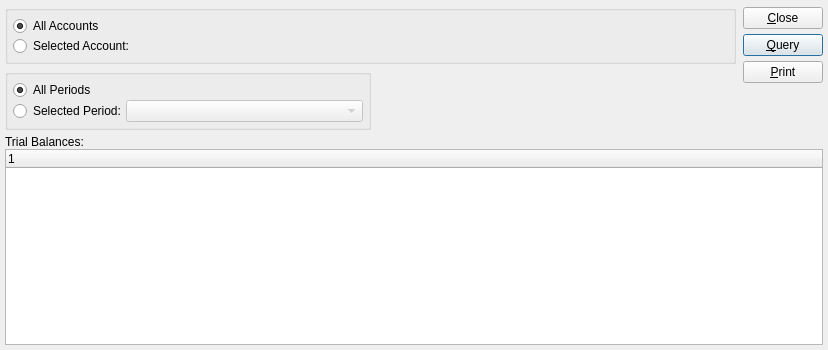
Before: the Qt Designer form guiclient/dspTrialBalances.ui in Pegasus-RPG/xtuple-client, drawn with Qt 5.
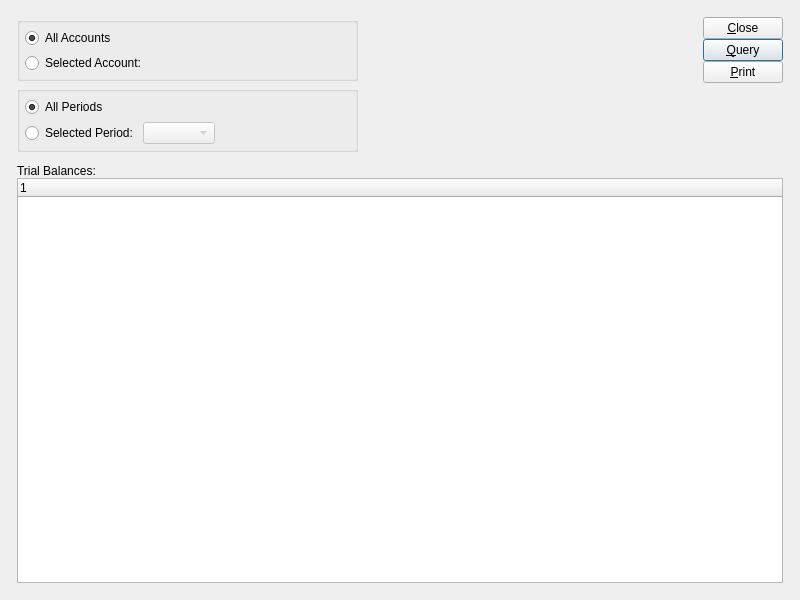
After: the same form once the commit is applied. Custom widgets are drawn as their Qt base class.

Commit message: issue #8876:  Add option for global setting for manual vs. fully automatic forward updating.  Update trial balance to do the update if applicable before selecting data.

Patch:
```diff
--- a/guiclient/dspTrialBalances.ui
+++ b/guiclient/dspTrialBalances.ui
@@ -8,49 +8,35 @@
 is available at www.xtuple.com/CPAL.  By using this software, you agree
 to be bound by its terms.</comment>
  <class>dspTrialBalances</class>
- <widget class="QWidget" name="dspTrialBalances" >
-  <property name="geometry" >
+ <widget class="QWidget" name="dspTrialBalances">
+  <property name="geometry">
    <rect>
     <x>0</x>
     <y>0</y>
-    <width>828</width>
-    <height>350</height>
+    <width>800</width>
+    <height>600</height>
    </rect>
   </property>
   <property name="windowTitle" >
    <string>Trial Balances</string>
   </property>
-   <layout class="QVBoxLayout" >
-    <item>
-     <layout class="QHBoxLayout" >
-      <property name="margin" >
-       <number>0</number>
-      </property>
-      <property name="spacing" >
-       <number>7</number>
-      </property>
+  <layout class="QGridLayout" name="gridLayout_5">
+   <item row="0" column="0">
+    <layout class="QGridLayout" name="gridLayout_4">
+     <property name="margin">
+      <number>12</number>
+     </property>
+     <property name="spacing">
+      <number>12</number>
+     </property>
+     <item row="0" column="0">
+      <layout class="QHBoxLayout" name="horizontalLayout_3">
       <item>
-       <layout class="QVBoxLayout" >
-        <property name="margin" >
-         <number>0</number>
-        </property>
-        <property name="spacing" >
-         <number>5</number>
-        </property>
+        <layout class="QVBoxLayout" name="verticalLayout">
         <item>
-         <layout class="QHBoxLayout" >
-          <property name="margin" >
-           <number>0</number>
-          </property>
-          <property name="spacing" >
-           <number>0</number>
-          </property>
-          <item>
-           <widget class="QGroupBox" name="_accountGroup" >
-            <property name="sizePolicy" >
-             <sizepolicy>
-              <hsizetype>7</hsizetype>
-              <vsizetype>5</vsizetype>
+          <widget class="QGroupBox" name="_accountGroup">
+           <property name="sizePolicy">
+            <sizepolicy hsizetype="Expanding" vsizetype="Preferred">
               <horstretch>0</horstretch>
               <verstretch>0</verstretch>
              </sizepolicy>
@@ -58,16 +44,10 @@
             <property name="title" >
              <string/>
             </property>
-            <layout class="QVBoxLayout" >
-             <property name="margin" >
-              <number>5</number>
-             </property>
-             <property name="spacing" >
-              <number>0</number>
-             </property>
-             <item>
-              <widget class="QRadioButton" name="_allAccounts" >
-               <property name="text" >
+           <layout class="QGridLayout" name="gridLayout">
+            <item row="0" column="0">
+             <widget class="QRadioButton" name="_allAccounts">
+              <property name="text">
                 <string>All Accounts</string>
                </property>
                <property name="checked" >
@@ -75,73 +55,44 @@
                </property>
               </widget>
              </item>
-             <item>
-              <layout class="QHBoxLayout" >
-               <property name="margin" >
-                <number>0</number>
-               </property>
-               <property name="spacing" >
-                <number>6</number>
-               </property>
-               <item>
-                <widget class="QRadioButton" name="_selectedAccount" >
-                 <property name="text" >
+            <item row="1" column="0">
+             <widget class="QRadioButton" name="_selectedAccount">
+              <property name="text">
                   <string>Selected Account:</string>
                  </property>
                 </widget>
                </item>
+            <item row="1" column="1">
+             <layout class="QHBoxLayout" name="horizontalLayout">
                <item>
-                <widget class="GLCluster" name="_account" >
-                 <property name="enabled" >
+               <widget class="GLCluster" name="_account">
+                <property name="enabled">
                   <bool>false</bool>
                  </property>
-                 <property name="sizePolicy" >
-                  <sizepolicy>
-                   <hsizetype>7</hsizetype>
-                   <vsizetype>5</vsizetype>
-                   <horstretch>0</horstretch>
-                   <verstretch>0</verstretch>
-                  </sizepolicy>
-                 </property>
-                </widget>
-               </item>
-              </layout>
-             </item>
-            </layout>
            </widget>
           </item>
           <item>
-           <spacer>
-            <property name="orientation" >
+               <spacer name="horizontalSpacer_2">
+                <property name="orientation">
              <enum>Qt::Horizontal</enum>
             </property>
-            <property name="sizeType" >
-             <enum>QSizePolicy::Preferred</enum>
-            </property>
-            <property name="sizeHint" >
+                <property name="sizeHint" stdset="0">
              <size>
-              <width>0</width>
-              <height>10</height>
+                  <width>40</width>
+                  <height>20</height>
              </size>
             </property>
            </spacer>
           </item>
          </layout>
         </item>
+           </layout>
+          </widget>
+         </item>
         <item>
-         <layout class="QHBoxLayout" >
-          <property name="margin" >
-           <number>0</number>
-          </property>
-          <property name="spacing" >
-           <number>0</number>
-          </property>
-          <item>
-           <widget class="QGroupBox" name="_accountGroup_2" >
-            <property name="sizePolicy" >
-             <sizepolicy>
-              <hsizetype>1</hsizetype>
-              <vsizetype>1</vsizetype>
+          <widget class="QGroupBox" name="_accountGroup_2">
+           <property name="sizePolicy">
+            <sizepolicy hsizetype="Minimum" vsizetype="Minimum">
               <horstretch>0</horstretch>
               <verstretch>0</verstretch>
              </sizepolicy>
@@ -155,16 +106,10 @@
             <property name="title" >
              <string/>
             </property>
-            <layout class="QVBoxLayout" >
-             <property name="margin" >
-              <number>5</number>
-             </property>
-             <property name="spacing" >
-              <number>0</number>
-             </property>
-             <item>
-              <widget class="QRadioButton" name="_allPeriods" >
-               <property name="text" >
+           <layout class="QGridLayout" name="gridLayout_2">
+            <item row="0" column="0">
+             <widget class="QRadioButton" name="_allPeriods">
+              <property name="text">
                 <string>All Periods</string>
                </property>
                <property name="checked" >
@@ -172,30 +117,22 @@
                </property>
               </widget>
              </item>
-             <item>
-              <layout class="QHBoxLayout" >
-               <property name="margin" >
-                <number>0</number>
-               </property>
-               <property name="spacing" >
-                <number>0</number>
-               </property>
-               <item>
-                <widget class="QRadioButton" name="_selectedPeriod" >
-                 <property name="text" >
+            <item row="1" column="0">
+             <widget class="QRadioButton" name="_selectedPeriod">
+              <property name="text">
                   <string>Selected Period:</string>
                  </property>
                 </widget>
                </item>
+            <item row="1" column="1">
+             <layout class="QHBoxLayout" name="horizontalLayout_2">
                <item>
-                <widget class="XComboBox" name="_period" >
-                 <property name="enabled" >
+               <widget class="XComboBox" name="_period">
+                <property name="enabled">
                   <bool>false</bool>
                  </property>
-                 <property name="sizePolicy" >
-                  <sizepolicy>
-                   <hsizetype>7</hsizetype>
-                   <vsizetype>0</vsizetype>
+                <property name="sizePolicy">
+                 <sizepolicy hsizetype="Preferred" vsizetype="Fixed">
                    <horstretch>0</horstretch>
                    <verstretch>0</verstretch>
                   </sizepolicy>
@@ -205,23 +142,18 @@
                  </property>
                 </widget>
                </item>
-              </layout>
-             </item>
-            </layout>
-           </widget>
-          </item>
           <item>
            <spacer>
-            <property name="orientation" >
+                <property name="orientation">
              <enum>Qt::Horizontal</enum>
             </property>
-            <property name="sizeType" >
+                <property name="sizeType">
              <enum>QSizePolicy::Expanding</enum>
             </property>
-            <property name="sizeHint" >
+                <property name="sizeHint" stdset="0">
              <size>
               <width>76</width>
-              <height>10</height>
+                  <height>17</height>
              </size>
             </property>
            </spacer>
@@ -229,33 +161,49 @@
          </layout>
         </item>
        </layout>
-      </item>
+          </widget>
+         </item>
+        </layout>
+       </item>
       <item>
-       <layout class="QVBoxLayout" >
-        <property name="margin" >
+        <spacer name="horizontalSpacer">
+         <property name="orientation">
+          <enum>Qt::Horizontal</enum>
+         </property>
+         <property name="sizeHint" stdset="0">
+          <size>
+           <width>40</width>
+           <height>20</height>
+          </size>
+         </property>
+        </spacer>
+       </item>
+       <item>
+        <layout class="QVBoxLayout">
+         <property name="spacing">
          <number>0</number>
         </property>
-        <property name="spacing" >
+         <property name="margin">
          <number>0</number>
         </property>
         <item>
-         <layout class="QVBoxLayout" >
-          <property name="margin" >
+          <layout class="QVBoxLayout">
+           <property name="spacing">
            <number>0</number>
           </property>
-          <property name="spacing" >
-           <number>5</number>
+           <property name="margin">
+            <number>0</number>
           </property>
           <item>
-           <widget class="QPushButton" name="_close" >
-            <property name="text" >
+            <widget class="QPushButton" name="_close">
+             <property name="text">
              <string>&amp;Close</string>
             </property>
            </widget>
           </item>
           <item>
-           <widget class="QPushButton" name="_query" >
-            <property name="text" >
+            <widget class="QPushButton" name="_query">
+             <property name="text">
              <string>&amp;Query</string>
             </property>
             <property name="autoDefault" >
@@ -267,8 +215,8 @@
            </widget>
           </item>
           <item>
-           <widget class="QPushButton" name="_print" >
-            <property name="text" >
+            <widget class="QPushButton" name="_print">
+             <property name="text">
              <string>&amp;Print</string>
             </property>
            </widget>
@@ -277,13 +225,13 @@
         </item>
         <item>
          <spacer>
-          <property name="orientation" >
+           <property name="orientation">
            <enum>Qt::Vertical</enum>
           </property>
-          <property name="sizeType" >
-           <enum>QSizePolicy::Preferred</enum>
-          </property>
-          <property name="sizeHint" >
+           <property name="sizeType">
+            <enum>QSizePolicy::Expanding</enum>
+           </property>
+           <property name="sizeHint" stdset="0">
            <size>
             <width>10</width>
             <height>45</height>
@@ -295,27 +243,40 @@
       </item>
      </layout>
     </item>
-    <item>
-     <layout class="QVBoxLayout" >
-      <property name="margin" >
+     <item row="1" column="0">
+      <widget class="QFrame" name="_frame">
+       <property name="sizePolicy">
+        <sizepolicy hsizetype="Preferred" vsizetype="Expanding">
+         <horstretch>0</horstretch>
+         <verstretch>1</verstretch>
+        </sizepolicy>
+       </property>
+       <property name="frameShape">
+        <enum>QFrame::NoFrame</enum>
+       </property>
+       <property name="frameShadow">
+        <enum>QFrame::Raised</enum>
+       </property>
+       <layout class="QGridLayout" name="gridLayout_3">
+        <property name="margin">
        <number>0</number>
       </property>
-      <property name="spacing" >
+        <item row="0" column="0">
+         <layout class="QVBoxLayout">
+          <property name="spacing">
        <number>0</number>
       </property>
       <item>
-       <widget class="QLabel" name="_trialbalLit" >
-        <property name="text" >
+           <widget class="QLabel" name="_trialbalLit">
+            <property name="text">
          <string>Trial Balances:</string>
         </property>
        </widget>
       </item>
       <item>
-       <widget class="XTreeWidget" name="_trialbal" >
-        <property name="sizePolicy" >
-         <sizepolicy>
-          <hsizetype>7</hsizetype>
-          <vsizetype>7</vsizetype>
+           <widget class="XTreeWidget" name="_trialbal">
+            <property name="sizePolicy">
+             <sizepolicy hsizetype="Expanding" vsizetype="Expanding">
           <horstretch>0</horstretch>
           <verstretch>0</verstretch>
          </sizepolicy>
@@ -332,7 +293,12 @@
     </item>
    </layout>
  </widget>
- <layoutdefault spacing="5" margin="5" />
+     </item>
+    </layout>
+   </item>
+  </layout>
+ </widget>
+ <layoutdefault spacing="5" margin="5"/>
  <pixmapfunction>qPixmapFromMimeSource</pixmapfunction>
  <customwidgets>
   <customwidget>
@@ -340,16 +306,16 @@
    <extends>QWidget</extends>
    <header>glcluster.h</header>
   </customwidget>
-  <customwidget>
-   <class>XTreeWidget</class>
-   <extends>QTreeWidget</extends>
-   <header>xtreewidget.h</header>
-  </customwidget>
   <customwidget>
    <class>XComboBox</class>
    <extends>QComboBox</extends>
    <header>xcombobox.h</header>
   </customwidget>
+  <customwidget>
+   <class>XTreeWidget</class>
+   <extends>QTreeWidget</extends>
+   <header>xtreewidget.h</header>
+  </customwidget>
  </customwidgets>
  <tabstops>
   <tabstop>_allAccounts</tabstop>
```
Left out of the diff: 41 changed lines with no effect on the pictures. Lines whose indentation alone changed are shown as unchanged. The commit also changes 6 other files.
